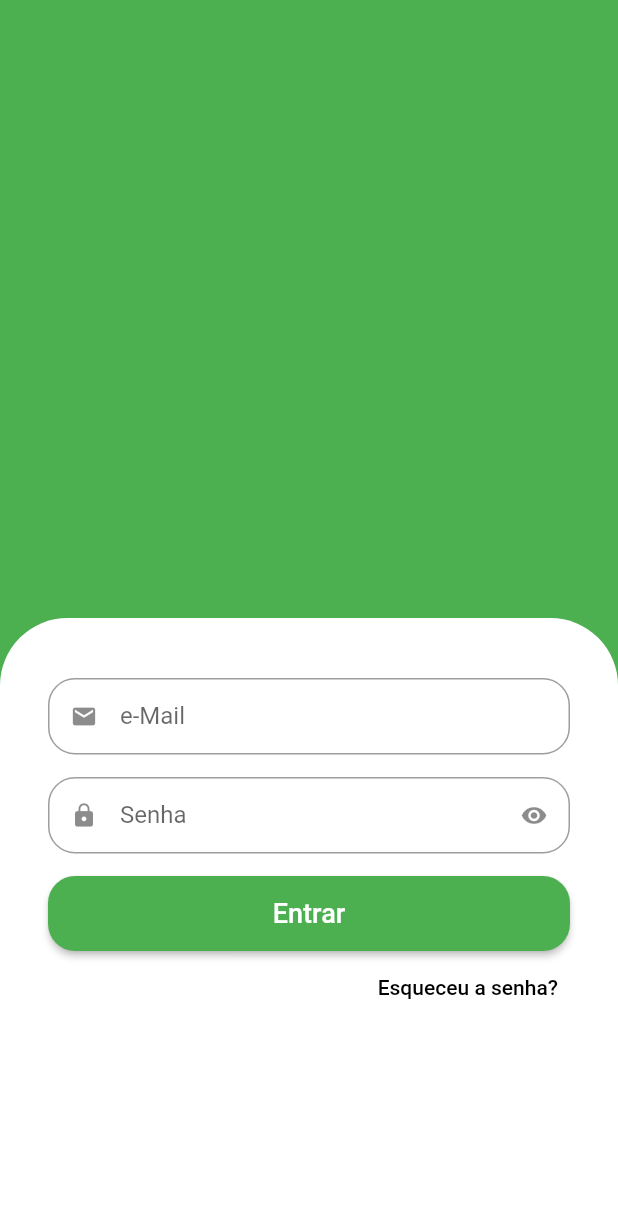
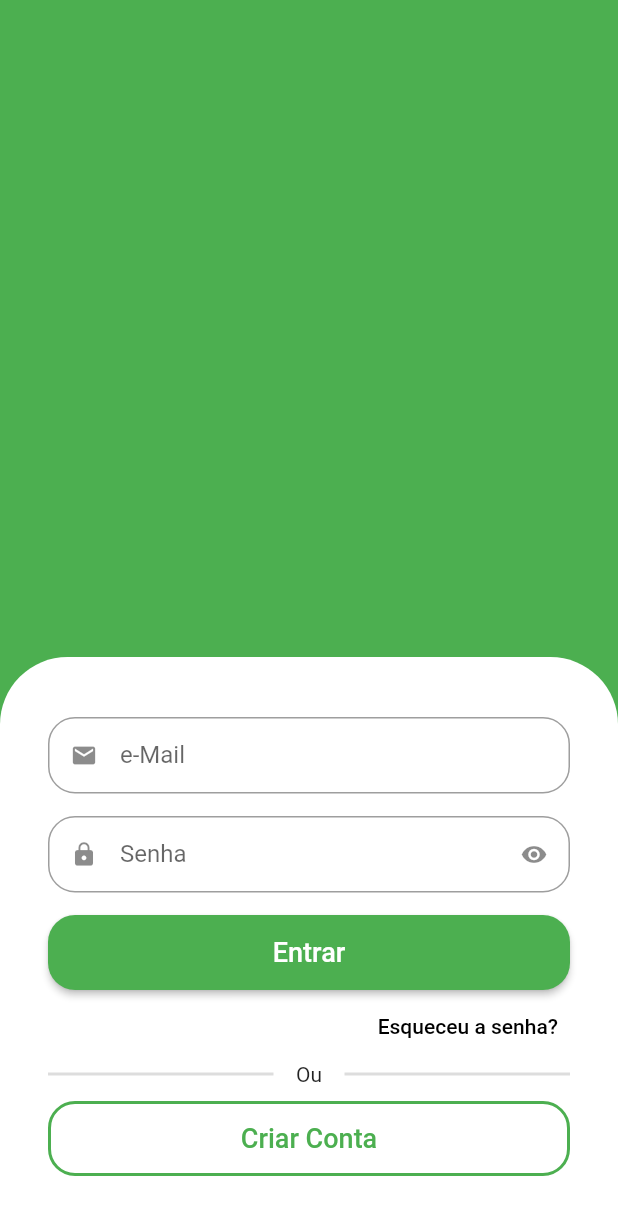
Before and after one commit to manfriny/greengrocer, a Flutter app: the screen it shows after launch, on a phone screen of 412 x 824 dp. Shown: the top 1215 px of the screen. Run offline on Flutter 3.47's test engine with Material 2 defaults, Android fonts, the phone set to English and light mode, and no system bars.

Commit message:
Aula08 Finalizada

```diff
--- a/lib/src/auth/sign_in_screen.dart
+++ b/lib/src/auth/sign_in_screen.dart
@@ -15,8 +15,7 @@ class SignInScreen extends StatelessWidget {
               color: Colors.green,
             ),
           ),
-          Expanded(
-            child: Container(
+          Container(
             padding: const EdgeInsets.symmetric(
               horizontal: 32,
               vertical: 40,
@@ -68,8 +67,52 @@ class SignInScreen extends StatelessWidget {
                     ),
                   ),
                 ),
+
+                Padding(
+                  padding: const EdgeInsets.only(bottom: 10),
+                  child: Row(
+                    children: [
+                      Expanded(
+                        child: Divider(
+                          color: Colors.grey.withAlpha(90),
+                          thickness: 2,
+                        ),
+                      ),
+                      const Padding(
+                        padding: EdgeInsets.symmetric(horizontal: 15),
+                        child: Text("Ou"),
+                      ),
+                      Expanded(
+                        child: Divider(
+                          color: Colors.grey.withAlpha(90),
+                          thickness: 2,
+                        ),
+                      ),
                     ],
                   ),
+                ),
+
+                SizedBox(
+                  height: 50,
+                  child: OutlinedButton(
+                    style: OutlinedButton.styleFrom(
+                        shape: RoundedRectangleBorder(
+                          borderRadius: BorderRadius.circular(18),
+                        ),
+                        side: const BorderSide(
+                          width: 2,
+                          color: Colors.green,
+                        )),
+                    onPressed: () {},
+                    child: const Text(
+                      'Criar Conta',
+                      style: TextStyle(
+                        fontSize: 18,
+                      ),
+                    ),
+                  ),
+                ),
+              ],
             ),
           )
         ],
```
Lines whose indentation alone changed are shown as unchanged.
